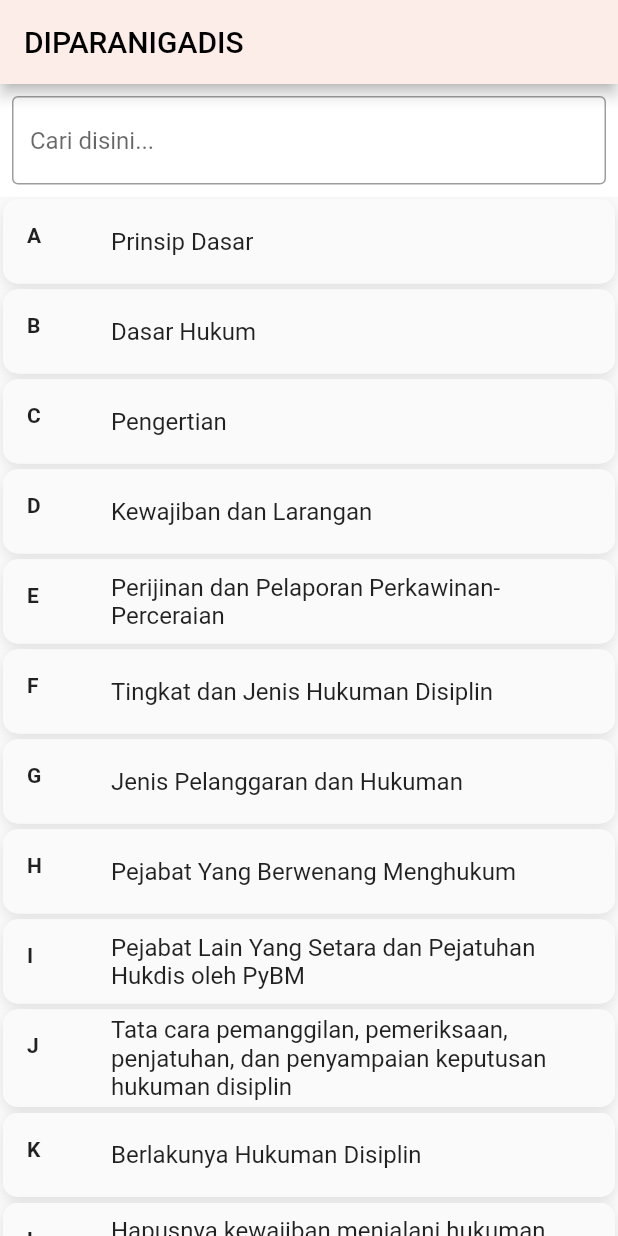
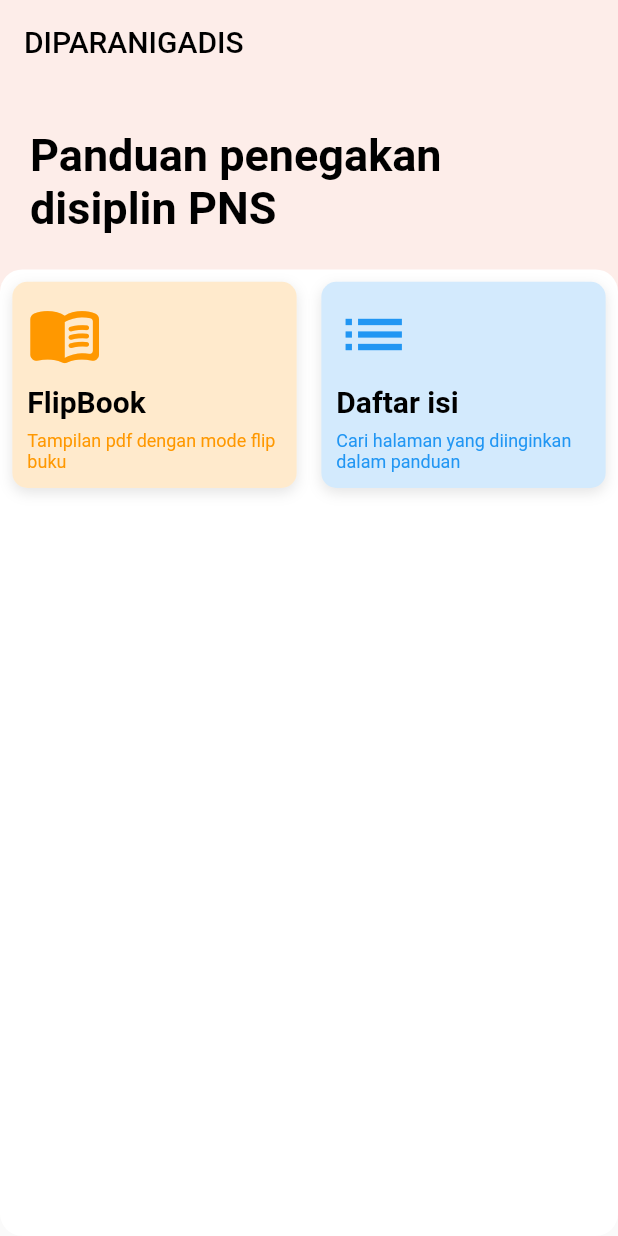
Before and after one commit to faridistiqlal/pdf_view, a Flutter app: the screen it shows after launch, on a phone screen of 412 x 824 dp. Run offline on Flutter 3.47's test engine with Material 2 defaults, Android fonts, the phone set to English and light mode, and no system bars; our stand-ins replace webview_flutter; missing offline and left inert: flutter_pdfview; project files that could hold a hidden picture were left out.

Commit message:
12 juli 2023

```diff
--- a/lib/daftarisi.dart
+++ b/lib/daftarisi.dart
@@ -1,5 +1,7 @@
 import 'package:flutter/material.dart';
 import 'package:pdf_view/pdfview.dart';
+
+import 'flipbook.dart';
 
 class DaftarIsi extends StatefulWidget {
   const DaftarIsi({super.key});
@@ -82,13 +84,28 @@ class _DaftarIsiState extends State<DaftarIsi> {
   Widget build(BuildContext context) {
     return Scaffold(
       appBar: AppBar(
+        iconTheme: const IconThemeData(
+          color: Colors.black,
+        ),
         title: const Text(
-          'DIPARANIGADIS',
+          'Daftar isi',
           style: TextStyle(
             color: Colors.black,
           ),
         ),
         backgroundColor: const Color(0xFFfdede9),
+        // actions: [
+        //   IconButton(
+        //     onPressed: () {
+        //       Navigator.pushNamed(context, '/MyWebViewPage');
+
+        //     },
+        //     icon: const Icon(
+        //       Icons.menu_book,
+        //       color: Colors.black,
+        //     ),
+        //   ),
+        // ],
       ),
       body: Column(
         children: [
--- /dev/null
+++ b/lib/flipbook.dart
@@ -0,0 +1,78 @@
+import 'dart:async';
+
+import 'package:flutter/material.dart';
+import 'package:webview_flutter/webview_flutter.dart';
+
+class MyWebViewPage extends StatefulWidget {
+  const MyWebViewPage({super.key});
+
+  @override
+  // ignore: library_private_types_in_public_api
+  _MyWebViewPageState createState() => _MyWebViewPageState();
+}
+
+class _MyWebViewPageState extends State<MyWebViewPage> {
+  WebViewController? _controller;
+  bool _isLoading = true;
+
+  @override
+  void initState() {
+    super.initState();
+    _controller = WebViewController()
+      ..setJavaScriptMode(JavaScriptMode.unrestricted)
+      ..setBackgroundColor(const Color(0x00000000))
+      ..setNavigationDelegate(
+        NavigationDelegate(
+          onProgress: (int progress) {
+            const CircularProgressIndicator();
+          },
+          onPageStarted: (String url) {
+            setState(() {
+              _isLoading = true;
+            });
+          },
+          onPageFinished: (String url) {
+            setState(() {
+              _isLoading = false;
+            });
+          },
+          onWebResourceError: (WebResourceError error) {},
+          onNavigationRequest: (NavigationRequest request) {
+            if (request.url.startsWith('htps://youtube.com/')) {
+              return NavigationDecision.prevent;
+            }
+            return NavigationDecision.navigate;
+          },
+        ),
+      )
+      ..loadRequest(Uri.parse('https://heyzine.com/flip-book/9bcc831579.html'));
+  }
+
+  @override
+  Widget build(BuildContext context) {
+    return Scaffold(
+      appBar: AppBar(
+        elevation: 0,
+        iconTheme: const IconThemeData(
+          color: Colors.black, // change your color here
+        ),
+        title: const Text(
+          'FLIPBOOK DIPARANIGADIS',
+          style: TextStyle(
+            color: Colors.black,
+          ),
+        ),
+        backgroundColor: const Color(0xFFfdede9),
+      ),
+      body: Stack(
+        children: [
+          WebViewWidget(controller: _controller!),
+          if (_isLoading)
+            const Center(
+              child: CircularProgressIndicator(),
+            ),
+        ],
+      ),
+    );
+  }
+}
--- a/lib/main.dart
+++ b/lib/main.dart
@@ -2,6 +2,10 @@ import 'package:flutter/material.dart';
 import 'package:flutter/services.dart';
 import 'package:pdf_view/pdfview.dart';
 import 'package:pdf_view/splashscreen.dart';
+
+import 'daftarisi.dart';
+import 'flipbook.dart';
+import 'menu_utama.dart';
 
 void main() {
   SystemChrome.setSystemUIOverlayStyle(
@@ -18,6 +22,9 @@ void main() {
       title: 'Splash Screen',
       routes: <String, WidgetBuilder>{
         '/SplashScreen': (BuildContext context) => const SplashScreen(),
+        '/MyWebViewPage': (BuildContext context) => const MyWebViewPage(),
+        '/HalUtama': (BuildContext context) => const HalUtama(),
+        '/DaftarIsi': (BuildContext context) => const DaftarIsi(),
         '/PDFViewPage': (BuildContext context) => const PDFViewPage(
               pdfPath: '',
               pageNumber: 1,
--- /dev/null
+++ b/lib/menu_utama.dart
@@ -0,0 +1,243 @@
+import 'package:flutter/material.dart';
+import 'package:flutter/src/widgets/container.dart';
+import 'package:flutter/src/widgets/framework.dart';
+
+class HalUtama extends StatefulWidget {
+  const HalUtama({super.key});
+
+  @override
+  State<HalUtama> createState() => _HalUtamaState();
+}
+
+class _HalUtamaState extends State<HalUtama> {
+  @override
+  Widget build(BuildContext context) {
+    MediaQueryData mediaQueryData = MediaQuery.of(context);
+    return Scaffold(
+      appBar: AppBar(
+        elevation: 0,
+        title: const Text(
+          'DIPARANIGADIS',
+          style: TextStyle(
+            color: Colors.black,
+          ),
+        ),
+        backgroundColor: const Color(0xFFfdede9),
+      ),
+      body: Stack(children: [
+        Stack(
+          children: [
+            Container(
+              width: mediaQueryData.size.width,
+              height: mediaQueryData.size.height * 0.4,
+              decoration: const BoxDecoration(
+                color: Color(0xFFfdede9),
+              ),
+            ),
+            Padding(
+              padding: const EdgeInsets.symmetric(
+                vertical: 10 * 3,
+                horizontal: 10 * 2,
+              ),
+              child: Text(
+                "Panduan penegakan\ndisiplin PNS",
+                style: Theme.of(context).textTheme.headline5?.copyWith(
+                      color: Colors.black,
+                      fontWeight: FontWeight.w700,
+                      fontSize: 30,
+                    ),
+              ),
+            ),
+          ],
+        ),
+        loginForm(),
+      ]),
+    );
+  }
+
+  Widget loginForm() {
+    MediaQueryData mediaQueryData = MediaQuery.of(context);
+    return SizedBox(
+        child: Container(
+      // padding: const EdgeInsets.only(top: defaultPadding * 1),
+      width: MediaQuery.of(context).size.width,
+      // height: MediaQuery.of(context).size.width * 0.5,
+      margin: EdgeInsets.only(top: mediaQueryData.size.height * 0.15),
+      decoration: BoxDecoration(
+        color: Colors.white,
+        borderRadius: BorderRadius.circular(15),
+      ),
+      child: Container(
+        padding: EdgeInsets.only(
+          left: mediaQueryData.size.height * 0.01,
+          right: mediaQueryData.size.height * 0.01,
+          // bottom: mediaQueryData.size.height * 0.03,
+          top: mediaQueryData.size.height * 0.01,
+        ),
+        child: ListView(
+          children: <Widget>[
+            Row(
+              mainAxisAlignment: MainAxisAlignment.spaceBetween,
+              children: [
+                flipBook(),
+                daftarIsi(),
+              ],
+            )
+          ],
+        ),
+      ),
+    ));
+  }
+
+  Widget flipBook() {
+    MediaQueryData mediaQueryData = MediaQuery.of(context);
+    return Container(
+      width: mediaQueryData.size.width * 0.46,
+      decoration: BoxDecoration(
+        color: Colors.white,
+        borderRadius: const BorderRadius.all(Radius.circular(10.0)),
+        boxShadow: [
+          BoxShadow(
+              color: Colors.black.withOpacity(0.1),
+              offset: const Offset(0.0, 3.0),
+              blurRadius: 7.0),
+        ],
+      ),
+      child: Material(
+        color: Colors.orange.withOpacity(0.2),
+        shape: RoundedRectangleBorder(
+          borderRadius: BorderRadius.circular(10.0),
+        ),
+        child: InkWell(
+          onTap: () {
+            Navigator.pushNamed(context, '/MyWebViewPage');
+          },
+          child: Container(
+            decoration: BoxDecoration(
+              borderRadius: BorderRadius.circular(5.0),
+            ),
+            padding: const EdgeInsets.all(10.0),
+            child: Column(
+              mainAxisAlignment: MainAxisAlignment.start,
+              crossAxisAlignment: CrossAxisAlignment.start,
+              children: <Widget>[
+                const Icon(
+                  Icons.menu_book_rounded,
+                  color: Colors.orange,
+                  size: 50,
+                ),
+                Padding(
+                  padding: EdgeInsets.only(
+                    top: mediaQueryData.size.height * 0.01,
+                  ),
+                ),
+                const Text(
+                  "FlipBook", //IBADAH
+                  style: TextStyle(
+                    fontSize: 20,
+                    fontWeight: FontWeight.bold,
+                    color: Colors.black,
+                  ),
+                ),
+                Padding(
+                  padding: EdgeInsets.only(
+                    top: mediaQueryData.size.height * 0.01,
+                  ),
+                ),
+                Column(
+                  // mainAxisAlignment: MainAxisAlignment.start,
+                  // crossAxisAlignment: CrossAxisAlignment.end,
+                  children: const [
+                    Text(
+                      "Tampilan pdf dengan mode flip buku",
+                      style: TextStyle(
+                        fontSize: 12,
+                        color: Colors.orange,
+                      ),
+                    ),
+                  ],
+                ),
+              ],
+            ),
+          ),
+        ),
+      ),
+    );
+  }
+
+  Widget daftarIsi() {
+    MediaQueryData mediaQueryData = MediaQuery.of(context);
+    return Container(
+      width: mediaQueryData.size.width * 0.46,
+      decoration: BoxDecoration(
+        color: Colors.white,
+        borderRadius: const BorderRadius.all(Radius.circular(10.0)),
+        boxShadow: [
+          BoxShadow(
+              color: Colors.black.withOpacity(0.1),
+              offset: const Offset(0.0, 3.0),
+              blurRadius: 7.0),
+        ],
+      ),
+      child: Material(
+        color: Colors.blue.withOpacity(0.2),
+        shape: RoundedRectangleBorder(
+          borderRadius: BorderRadius.circular(10.0),
+        ),
+        child: InkWell(
+          onTap: () {
+            Navigator.pushNamed(context, '/DaftarIsi');
+          },
+          child: Container(
+            decoration: BoxDecoration(
+              borderRadius: BorderRadius.circular(5.0),
+            ),
+            padding: const EdgeInsets.all(10.0),
+            child: Column(
+              mainAxisAlignment: MainAxisAlignment.start,
+              crossAxisAlignment: CrossAxisAlignment.start,
+              children: <Widget>[
+                const Icon(
+                  Icons.list,
+                  color: Colors.blue,
+                  size: 50,
+                ),
+                Padding(
+                  padding: EdgeInsets.only(
+                    top: mediaQueryData.size.height * 0.01,
+                  ),
+                ),
+                const Text(
+                  "Daftar isi", //IBADAH
+                  style: TextStyle(
+                    fontSize: 20,
+                    fontWeight: FontWeight.bold,
+                    color: Colors.black,
+                  ),
+                ),
+                Padding(
+                  padding: EdgeInsets.only(
+                    top: mediaQueryData.size.height * 0.01,
+                  ),
+                ),
+                Column(
+                  // mainAxisAlignment: MainAxisAlignment.start,
+                  // crossAxisAlignment: CrossAxisAlignment.end,
+                  children: const [
+                    Text(
+                      "Cari halaman yang diinginkan dalam panduan",
+                      style: TextStyle(
+                        fontSize: 12,
+                        color: Colors.blue,
+                      ),
+                    ),
+                  ],
+                ),
+              ],
+            ),
+          ),
+        ),
+      ),
+    );
+  }
+}
--- a/lib/pdfview.dart
+++ b/lib/pdfview.dart
@@ -82,6 +82,8 @@ class _PDFViewPageState extends State<PDFViewPage> {
               children: [
                 Expanded(
                   child: PDFView(
+                    enableSwipe: true,
+                    swipeHorizontal: true,
                     filePath: pdfPath,
                     defaultPage: widget.pageNumber,
                     onPageChanged: onPageChanged,
--- a/lib/splashscreen.dart
+++ b/lib/splashscreen.dart
@@ -2,6 +2,8 @@ import 'package:flutter/material.dart';
 import 'dart:async';
 
 import 'package:pdf_view/daftarisi.dart';
+
+import 'menu_utama.dart';
 
 class SplashScreen extends StatefulWidget {
   const SplashScreen({Key? key}) : super(key: key);
@@ -26,7 +28,7 @@ class _SplashScreenState extends State<SplashScreen> {
         Navigator.of(context).pushReplacement(
           MaterialPageRoute(
             builder: (_) {
-              return const DaftarIsi(); //masuk halaman login
+              return const HalUtama(); //masuk halaman login
             },
           ),
         );
@@ -42,7 +44,10 @@ class _SplashScreenState extends State<SplashScreen> {
         body: SizedBox(
           width: double.infinity,
           height: double.infinity,
-          child: Image.asset('assets/image/splash.png', fit: BoxFit.cover),
+          child: Image.asset(
+            'assets/image/splash.png',
+            fit: BoxFit.cover,
+          ),
         ));
   }
 }
--- a/pubspec.yaml
+++ b/pubspec.yaml
@@ -37,6 +37,7 @@ dependencies:
   cupertino_icons: ^1.0.2
   flutter_pdfview: ^1.3.1
   path_provider: ^2.0.2
+  webview_flutter: ^4.2.2
 
 dev_dependencies:
   flutter_test:
```
Also changed, not shown: pubspec.lock, 2 other files.
